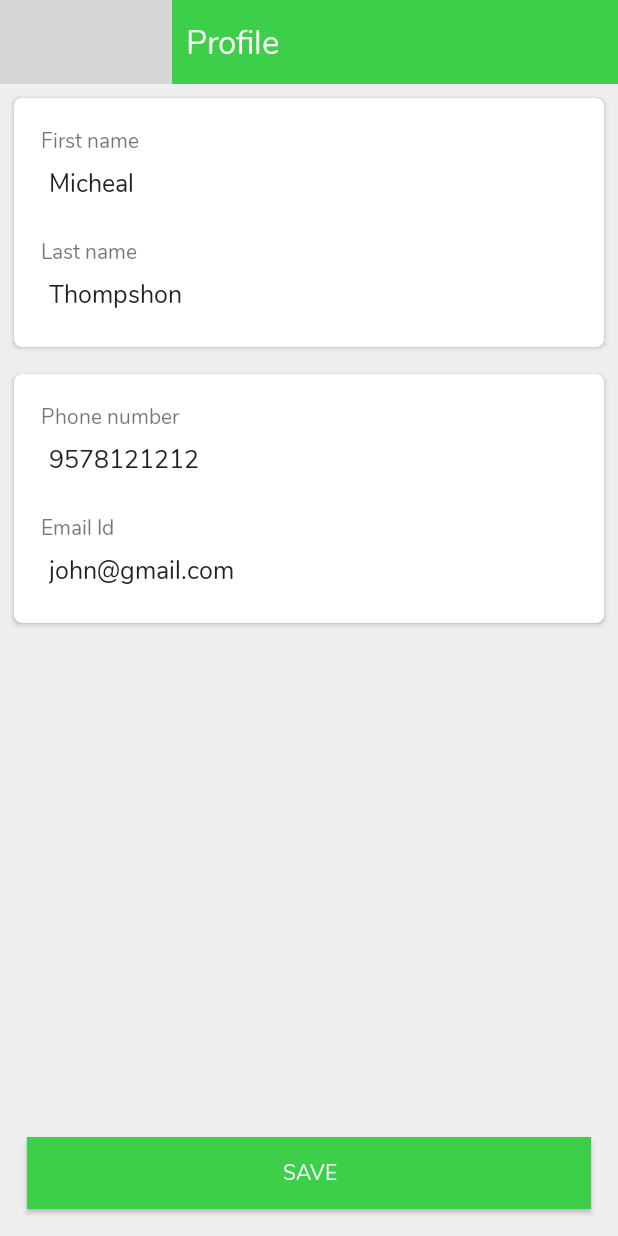
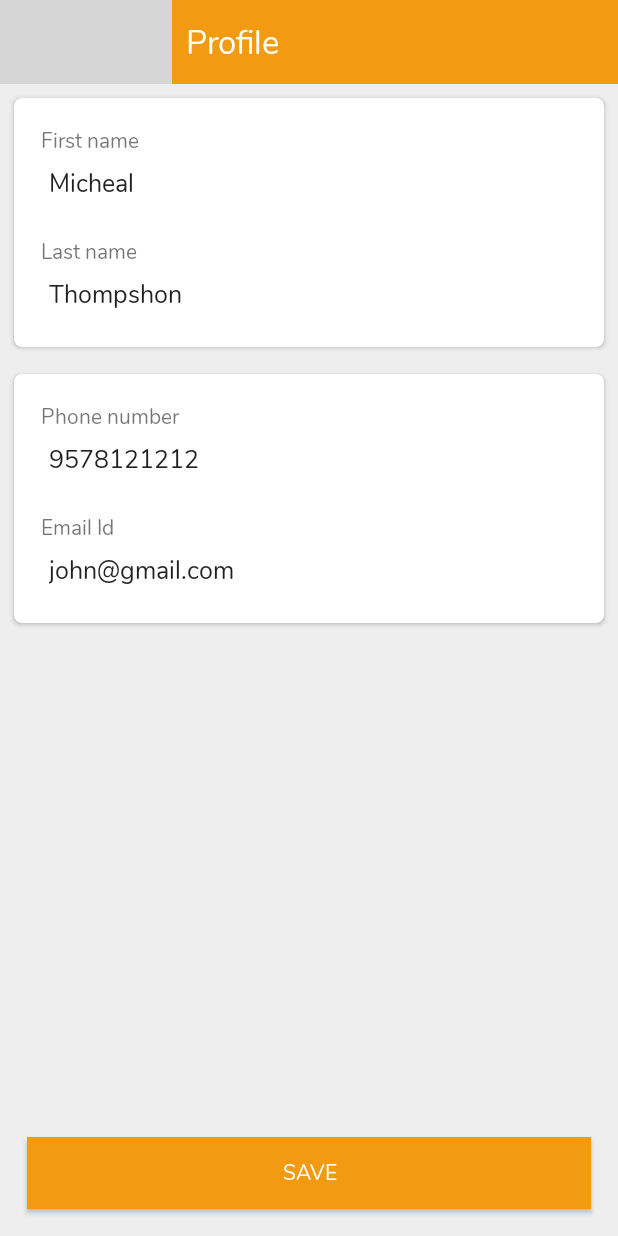
Before and after one commit to muthu23/HomeFoodRestaurant, an Android app: the EditProfileActivity screen opened directly, with no data from a screen before it, on a phone screen of 412 x 824 dp. Run offline under Robolectric (Android 15) with nearby library versions, the phone set to English and light mode, and no system bars; our stand-ins replace ButterKnife, sdp/ssp sizes; grey boxes are pictures that could not be loaded.

Commit message:
Logo updated

```diff
--- a/app/src/main/res/values/colors.xml
+++ b/app/src/main/res/values/colors.xml
@@ -1,16 +1,16 @@
 <?xml version="1.0" encoding="utf-8"?>
 <resources>
-    <color name="colorPrimary">#3DCE4A</color>
-    <color name="colorPrimaryDark">#3DCE4A</color>
-    <color name="colorAccent">#3DCE4A</color>
+    <color name="colorPrimary">#f29b12</color>
+    <color name="colorPrimaryDark">#C68620</color>
+    <color name="colorAccent">#f29b12</color>
 
     <!-- App Theme Color-->
-    <color name="colorTheme">#3DCE4A</color>
+    <color name="colorTheme">#f29b12</color>
     <color name="background_color">#f5f5f5</color>
     <color name="background_grey">#eee</color>
 
     <!-- Toolbar Color-->
-    <color name="toolbar_bg">#3DCE4A</color>
+    <color name="toolbar_bg">#f29b12</color>
     <color name="toolbar_title">#FFF</color>
 
     <!-- Text-->
--- a/app/src/main/res/values/ic_launcher_background.xml
+++ b/app/src/main/res/values/ic_launcher_background.xml
@@ -1,4 +1,4 @@
 <?xml version="1.0" encoding="utf-8"?>
 <resources>
-    <color name="ic_launcher_background">#5DBA47</color>
+    <color name="ic_launcher_background">#F29B12</color>
 </resources>
```
Also changed, not shown: app/src/main/ic_launcher-playstore.png, app/src/main/res/drawable/logo_app.png, app/src/main/res/mipmap-hdpi/ic_launcher.png, app/src/main/res/mipmap-hdpi/ic_launcher_foreground.png, app/src/main/res/mipmap-hdpi/ic_launcher_round.png, app/src/main/res/mipmap-mdpi/ic_launcher.png, app/src/main/res/mipmap-mdpi/ic_launcher_foreground.png, app/src/main/res/mipmap-mdpi/ic_launcher_round.png, app/src/main/res/mipmap-xhdpi/ic_launcher.png, app/src/main/res/mipmap-xhdpi/ic_launcher_foreground.png, app/src/main/res/mipmap-xhdpi/ic_launcher_round.png, app/src/main/res/mipmap-xxhdpi/ic_launcher.png, app/src/main/res/mipmap-xxhdpi/ic_launcher_foreground.png, app/src/main/res/mipmap-xxhdpi/ic_launcher_round.png, 3 more files.
